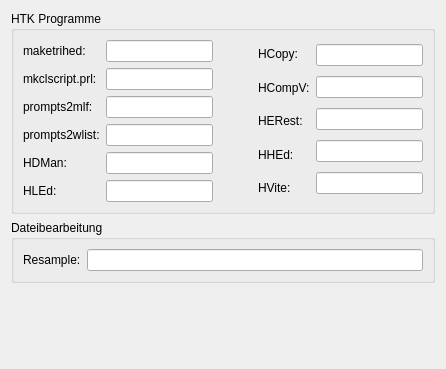
Qt form ui/externalprogramms.ui (KDE/simon) before a commit.
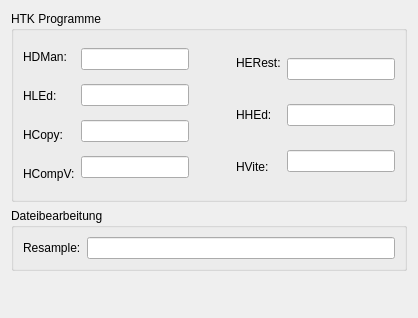
The same form after that commit. Icons and pictures are not drawn.

Diff of the .ui file:
```diff
--- a/ui/externalprogramms.ui
+++ b/ui/externalprogramms.ui
@@ -5,8 +5,8 @@
    <rect>
     <x>0</x>
     <y>0</y>
-    <width>446</width>
-    <height>369</height>
+    <width>418</width>
+    <height>318</height>
    </rect>
   </property>
   <property name="windowTitle" >
@@ -27,46 +27,6 @@
      <layout class="QHBoxLayout" >
       <item>
        <layout class="QVBoxLayout" >
-        <item>
-         <widget class="QLabel" name="lbMakeTriHed" >
-          <property name="text" >
-           <string>maketrihed:</string>
-          </property>
-          <property name="buddy" >
-           <cstring>leMaketrihed</cstring>
-          </property>
-         </widget>
-        </item>
-        <item>
-         <widget class="QLabel" name="lbMkclscript" >
-          <property name="text" >
-           <string>mkclscript.prl:</string>
-          </property>
-          <property name="buddy" >
-           <cstring>leMkclscript</cstring>
-          </property>
-         </widget>
-        </item>
-        <item>
-         <widget class="QLabel" name="lbPrompts2Mlf" >
-          <property name="text" >
-           <string>prompts2mlf:</string>
-          </property>
-          <property name="buddy" >
-           <cstring>lePrompts2Mlf</cstring>
-          </property>
-         </widget>
-        </item>
-        <item>
-         <widget class="QLabel" name="lbPrompts2Wlist" >
-          <property name="text" >
-           <string>prompts2wlist:</string>
-          </property>
-          <property name="buddy" >
-           <cstring>lePrompts2Wlist</cstring>
-          </property>
-         </widget>
-        </item>
         <item>
          <widget class="QLabel" name="lbHDMan" >
           <property name="text" >
@@ -87,28 +47,42 @@
           </property>
          </widget>
         </item>
+        <item>
+         <widget class="QLabel" name="lbHCopy" >
+          <property name="text" >
+           <string>HCopy:</string>
+          </property>
+          <property name="buddy" >
+           <cstring>leHCopy</cstring>
+          </property>
+         </widget>
+        </item>
+        <item>
+         <widget class="QLabel" name="lbHCompV" >
+          <property name="text" >
+           <string>HCompV:</string>
+          </property>
+          <property name="buddy" >
+           <cstring>leHCompV</cstring>
+          </property>
+         </widget>
+        </item>
        </layout>
       </item>
       <item>
        <layout class="QVBoxLayout" >
-        <item>
-         <widget class="QLineEdit" name="leMaketrihed" />
-        </item>
-        <item>
-         <widget class="QLineEdit" name="leMkclscript" />
-        </item>
-        <item>
-         <widget class="QLineEdit" name="lePrompts2Mlf" />
-        </item>
-        <item>
-         <widget class="QLineEdit" name="lePrompts2Wlist" />
-        </item>
         <item>
          <widget class="QLineEdit" name="leHDMan" />
         </item>
         <item>
          <widget class="QLineEdit" name="leHLEd" />
         </item>
+        <item>
+         <widget class="QLineEdit" name="leHCopy" />
+        </item>
+        <item>
+         <widget class="QLineEdit" name="leHCompV" />
+        </item>
        </layout>
       </item>
       <item>
@@ -118,34 +92,14 @@
         </property>
         <property name="sizeHint" >
          <size>
-          <width>40</width>
-          <height>20</height>
+          <width>20</width>
+          <height>150</height>
          </size>
         </property>
        </spacer>
       </item>
       <item>
        <layout class="QVBoxLayout" >
-        <item>
-         <widget class="QLabel" name="lbHCopy" >
-          <property name="text" >
-           <string>HCopy:</string>
-          </property>
-          <property name="buddy" >
-           <cstring>leHCopy</cstring>
-          </property>
-         </widget>
-        </item>
-        <item>
-         <widget class="QLabel" name="lbHCompV" >
-          <property name="text" >
-           <string>HCompV:</string>
-          </property>
-          <property name="buddy" >
-           <cstring>leHCompV</cstring>
-          </property>
-         </widget>
-        </item>
         <item>
          <widget class="QLabel" name="lbHERest" >
           <property name="text" >
@@ -180,12 +134,6 @@
       </item>
       <item>
        <layout class="QVBoxLayout" >
-        <item>
-         <widget class="QLineEdit" name="leHCopy" />
-        </item>
-        <item>
-         <widget class="QLineEdit" name="leHCompV" />
-        </item>
         <item>
          <widget class="QLineEdit" name="leHERest" />
         </item>
```
